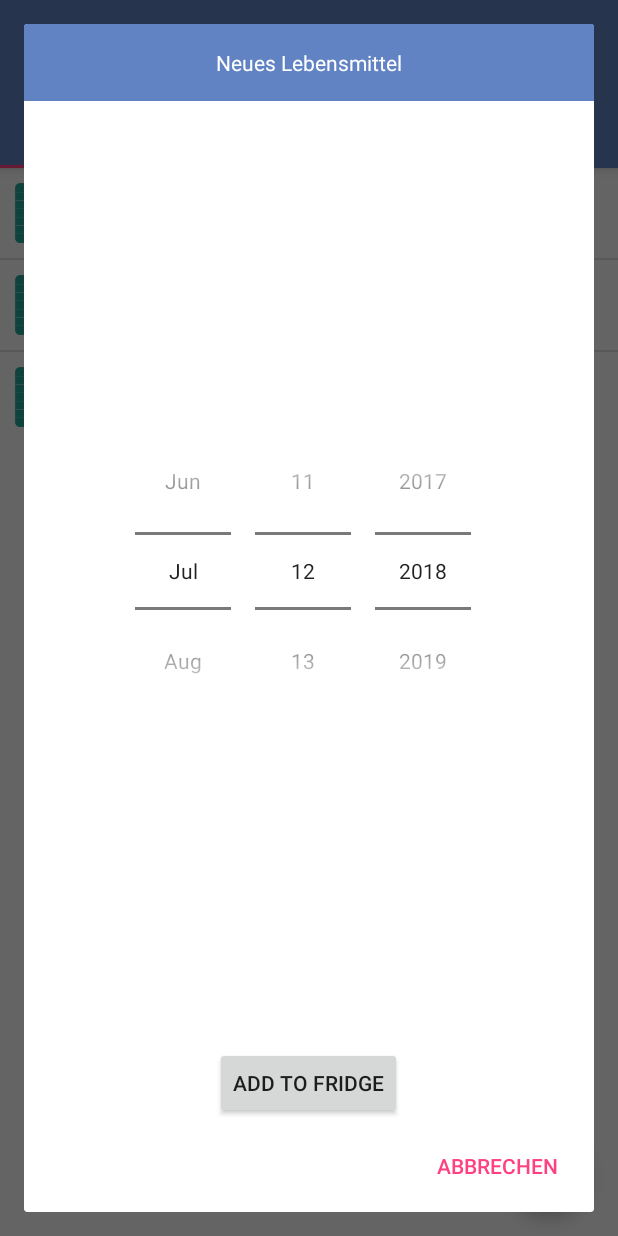
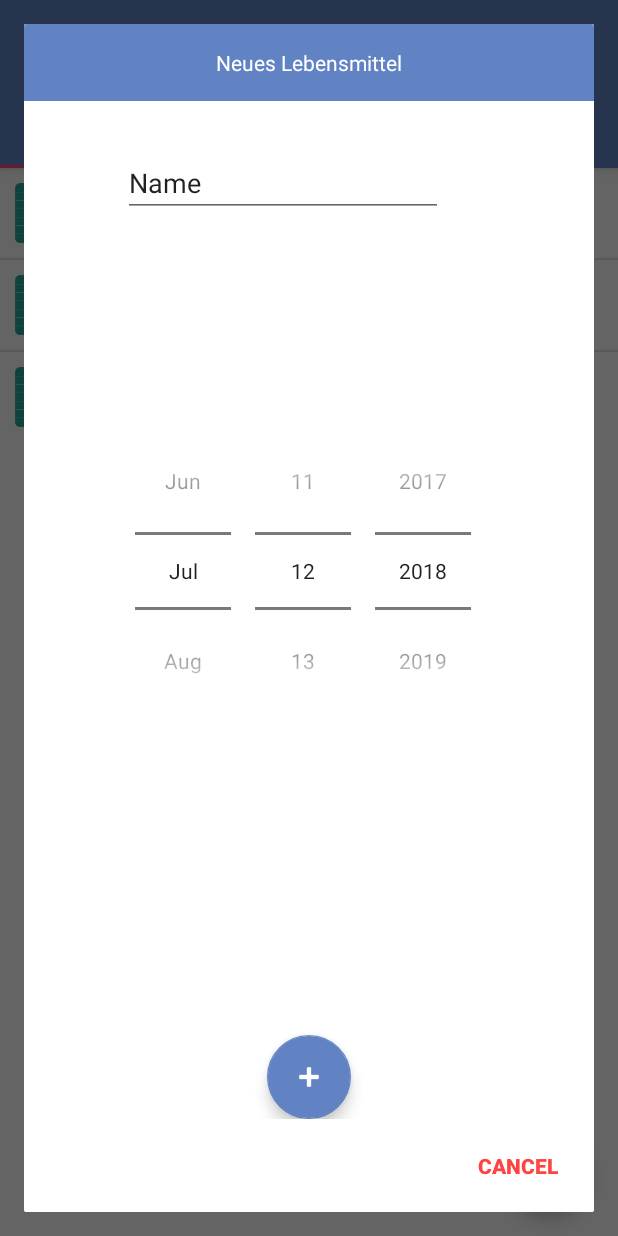
Before and after one commit to Ragnost/myFridge, an Android app: the screen it shows after launch (MainActivity), after a tap on an icon or button, on a phone screen of 412 x 824 dp. Run offline under Robolectric (Android 15) with nearby library versions, the phone set to English and light mode, and no system bars.

Commit message:
Datenbank
- Datenbank
- AlertDialog addButton funktioniert
- Eingaben werden auf Konsole ausgegeben (noch nicht in DB gespeichert!)

```diff
--- a/app/src/main/java/jbbk/myfridge/Fragment_Fridge.java
+++ b/app/src/main/java/jbbk/myfridge/Fragment_Fridge.java
@@ -2,36 +2,26 @@ package jbbk.myfridge;
 
 import android.app.Activity;
 import android.app.AlertDialog;
-import android.app.Dialog;
-import android.app.DialogFragment;
+import android.content.ContentValues;
 import android.content.Context;
 import android.content.DialogInterface;
-import android.content.Intent;
-import android.graphics.Color;
-import android.graphics.drawable.ColorDrawable;
-import android.net.ParseException;
-import android.net.Uri;
-import android.os.Build;
+import android.database.sqlite.SQLiteDatabase;
 import android.os.Bundle;
 import android.support.design.widget.FloatingActionButton;
 import android.support.v4.app.Fragment;
-import android.support.v4.app.FragmentTransaction;
-import android.view.Gravity;
 import android.view.LayoutInflater;
 import android.view.View;
 import android.view.ViewGroup;
 import android.widget.Button;
+import android.widget.EditText;
+import android.widget.LinearLayout;
 import android.widget.ListView;
-import android.widget.PopupMenu;
 import android.widget.PopupWindow;
 import android.widget.RelativeLayout;
-import android.widget.TextView;
 
 import java.text.SimpleDateFormat;
 import java.util.Date;
 import java.util.concurrent.TimeUnit;
-
-import static android.content.Context.LAYOUT_INFLATER_SERVICE;
 
 
 public class Fragment_Fridge extends Fragment {
@@ -73,7 +63,6 @@ public class Fragment_Fridge extends Fragment {
         mContext = getActivity().getApplicationContext();
 
 
-
         if (getArguments() != null) {
             mParam1 = getArguments().getString(ARG_PARAM1);
             mParam2 = getArguments().getString(ARG_PARAM2);
@@ -98,7 +87,7 @@ public class Fragment_Fridge extends Fragment {
     private Activity mActivity;
 
     private RelativeLayout mRelativeLayout;
-
+    private EditText mEdit;
 
     private PopupWindow mPopupWindow;
 
@@ -109,17 +98,39 @@ public class Fragment_Fridge extends Fragment {
         list_overview = inflater.inflate(R.layout.list_overview, container, false);
         addButton = list_overview.findViewById(R.id.addButton);
         mRelativeLayout = list_overview.findViewById(R.id.test);
+
+
+
+
+
         addButton.setOnClickListener(new View.OnClickListener() {
             @Override
             public void onClick(View view) {
-                final AlertDialog.Builder builder = new AlertDialog.Builder(getActivity());
-                builder.setView(inflater.inflate(R.layout.fragment_add_item, null)).setNegativeButton("Abbrechen", new DialogInterface.OnClickListener() {
-                    public void onClick(DialogInterface dialog, int id) {
-                        dialog.dismiss();
+                AlertDialog builder = new AlertDialog.Builder(getActivity(), R.style.MyAlertDialogStyle).create();
+                LayoutInflater inflaterR = getActivity().getLayoutInflater();
+                final View dialogView = inflaterR.inflate(R.layout.fragment_add_item, null);
+                builder.setView(dialogView);
+
+                FloatingActionButton addLebensmittel = dialogView.findViewById(R.id.addLebensmittel);
+
+                addLebensmittel.setOnClickListener(new View.OnClickListener() {
+                    @Override
+                    public void onClick(View view) {
+                        System.out.println("button wurde gedrückt");
+                        mEdit   = dialogView.findViewById(R.id.addNameID);
+                        System.out.println("Ausgabe: " + mEdit.getText());
                     }
                 });
 
+                builder.setButton(AlertDialog.BUTTON_NEGATIVE, "Cancel",
+                        new DialogInterface.OnClickListener() {
+                            public void onClick(DialogInterface dialog, int which) {
+                                dialog.dismiss();
+                            }
+                        });
                 builder.show();
+
+
             }
         });
 
--- a/app/src/main/res/layout/fragment_add_item.xml
+++ b/app/src/main/res/layout/fragment_add_item.xml
@@ -28,6 +28,7 @@
         android:layout_alignBottom="@id/myImageView"
         android:layout_margin="1dp"
         android:gravity="center"
+        android:backgroundTint="@color/colorAccent"
         android:text="Neues Lebensmittel"
         android:textColor="#fff" />
 
@@ -40,13 +41,32 @@
         android:datePickerMode="spinner"
         android:scrollbarStyle="outsideOverlay" />
 
-    <Button
-        android:id="@+id/button2"
+    <android.support.design.widget.FloatingActionButton
+        android:id="@+id/addLebensmittel"
+        android:layout_width="122dp"
+        android:layout_height="106dp"
+        android:layout_alignParentBottom="true"
+        android:layout_centerHorizontal="true"
+        android:layout_gravity="bottom"
+        android:layout_marginBottom="51dp"
+        android:clickable="true"
+        android:src="@android:drawable/ic_input_add"
+        android:tint="@color/white"
+        app:backgroundTint="@color/colorPrimary"
+        app:layout_anchorGravity="bottom|right|end"
+        app:layout_constraintBottom_toBottomOf="parent"
+        app:layout_constraintEnd_toEndOf="parent"
+        tools:ignore="MissingConstraints,UnknownId" />
+
+    <EditText
+        android:id="@+id/addNameID"
         android:layout_width="wrap_content"
         android:layout_height="wrap_content"
-        android:layout_alignParentBottom="true"
-        android:layout_centerHorizontal="true"
-        android:layout_marginBottom="52dp"
-        android:text="add to fridge" />
+        android:layout_alignParentTop="true"
+        android:layout_alignStart="@+id/simpleDatePicker"
+        android:layout_marginTop="83dp"
+        android:ems="10"
+        android:inputType="textPersonName"
+        android:text="Name" />
 
 </RelativeLayout>
--- a/app/src/main/res/values/styles.xml
+++ b/app/src/main/res/values/styles.xml
@@ -22,4 +22,15 @@
         <item name="colorAccent">@color/colorAccent</item>
     </style>
 
+    <style name="MyAlertDialogStyle" parent="Theme.AppCompat.Light.Dialog.Alert"> <!-- Used for the buttons -->
+        <item name="android:textStyle">bold</item>
+        <item name="android:textAlignment">center</item>
+        <item name="colorAccent">#ff4343</item>
+        <!-- Used for the title and text -->
+        <item name="android:textColorPrimary">#ff4343</item>
+        <!-- Used for the background -->
+        <item name="android:background">@android:color/white</item>
+    </style>
+
+
 </resources>
```
Also changed, not shown: app/src/main/java/jbbk/myfridge/DatabaseHandler.java (added, +36 -0 lines), app/src/main/java/jbbk/myfridge/DatabaseHelper.java (added, +14 -0 lines).
